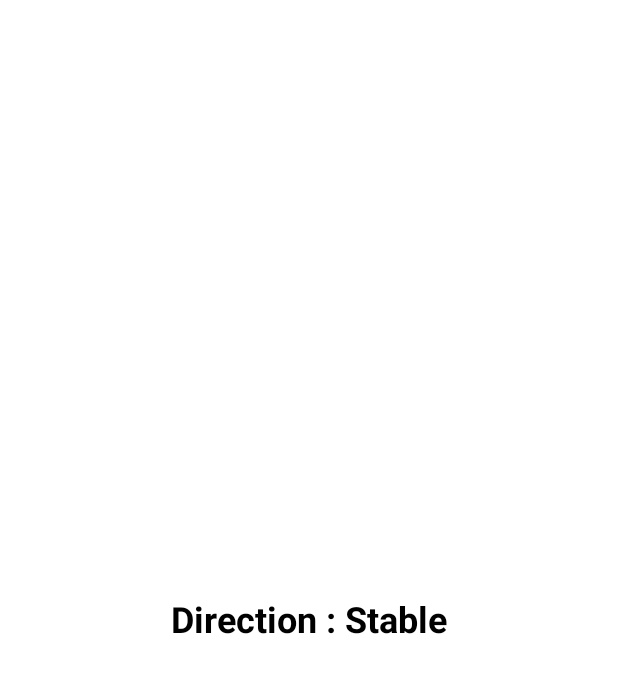
After one commit to YoussefGri/capteurs, an Android app: the layout activity_direction.xml on its own in the app's theme, with its tools: preview values and no code run, on a phone screen of 412 x 824 dp. The commit adds this screen. Shown: the top 673 px of the screen. Run offline under Robolectric (Android 15) with nearby library versions, the phone set to English and light mode, and no system bars.

Commit message:
directions v1 ok

```diff
--- a/app/src/main/AndroidManifest.xml
+++ b/app/src/main/AndroidManifest.xml
@@ -24,6 +24,7 @@
     <activity android:name=".ListeCapteursActivity"/>
     <activity android:name=".SensorUnavailableActivity"/>
     <activity android:name=".AccelerometreActivity"/>
+    <activity android:name=".DirectionActivity"/>
 
     </application>
     <uses-permission android:name="android.permission.BODY_SENSORS"/>
--- /dev/null
+++ b/app/src/main/res/layout/activity_direction.xml
@@ -0,0 +1,24 @@
+<?xml version="1.0" encoding="utf-8"?>
+<androidx.constraintlayout.widget.ConstraintLayout
+    xmlns:android="http://schemas.android.com/apk/res/android"
+    xmlns:app="http://schemas.android.com/apk/res-auto"
+    xmlns:tools="http://schemas.android.com/tools"
+    android:layout_width="match_parent"
+    android:layout_height="match_parent"
+    android:padding="16dp"
+    tools:context=".DirectionActivity">
+
+    <TextView
+        android:id="@+id/directionTextView"
+        android:layout_width="wrap_content"
+        android:layout_height="wrap_content"
+        android:text="Direction : Stable"
+        android:textColor="@android:color/black"
+        android:textSize="24sp"
+        android:textStyle="bold"
+        app:layout_constraintBottom_toBottomOf="parent"
+        app:layout_constraintEnd_toEndOf="parent"
+        app:layout_constraintStart_toStartOf="parent"
+        app:layout_constraintTop_toTopOf="parent" />
+
+</androidx.constraintlayout.widget.ConstraintLayout>
```
Also changed, not shown: app/src/main/java/com/example/capteurs/AccelerometreActivity.java (+14 -10 lines), app/src/main/java/com/example/capteurs/DirectionActivity.java (+94 -1 lines), app/src/main/res/layout/activity_accelerometre.xml (+37 -22 lines), app/src/main/res/drawable/image_faible.png (added), app/src/main/res/drawable/image_fort.png (added), app/src/main/res/drawable/image_moy.png (added).
